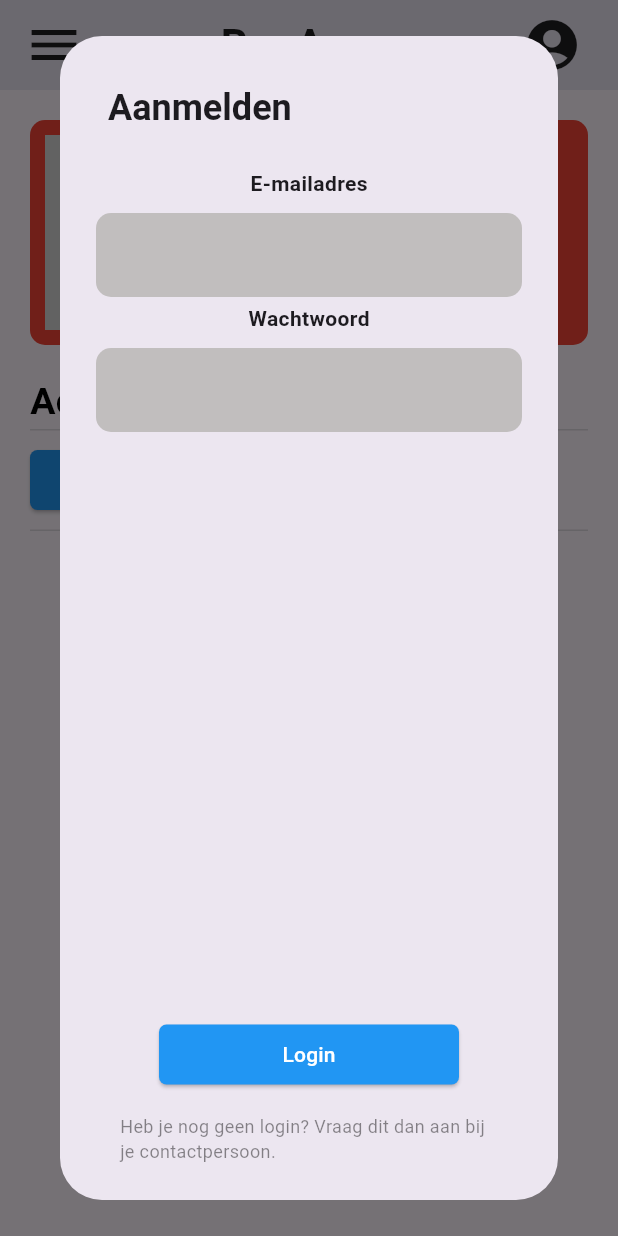
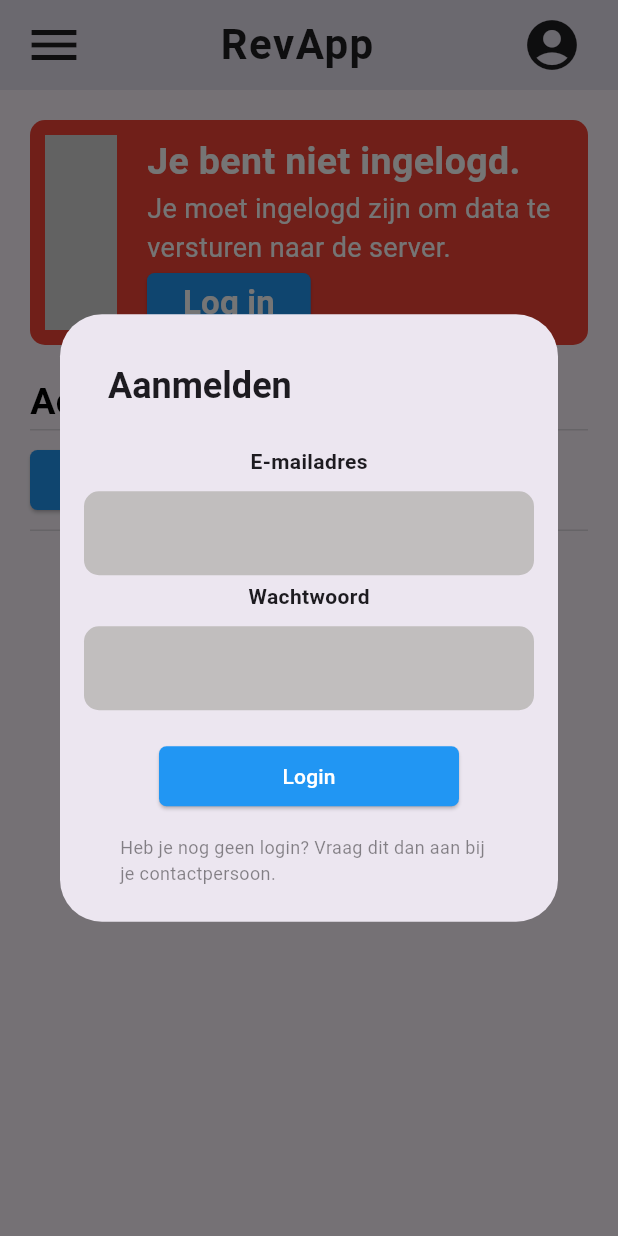
Before and after one commit to Thomas-More-Digital-Innovation/2324-MOBI-012-Monitoringapplicatie-Mobile-App, a Flutter app: the screen it shows after launch, after a tap on "Log in", on a phone screen of 412 x 824 dp. Run offline on Flutter 3.47's test engine with Material 3 defaults, Android fonts, the phone set to English and light mode, and no system bars; our stand-ins replace cloud_firestore, firebase_auth, firebase_core; missing offline and left inert: iconify_flutter; accounts and stored records are empty.

Commit message:
Refactor openLogin content padding

```diff
--- a/code/monitoringapplicatie/lib/pages/openLogin.dart
+++ b/code/monitoringapplicatie/lib/pages/openLogin.dart
@@ -17,7 +17,7 @@ Future openLogin(BuildContext context) async {
           ),
         ),
       ),
-      content: Expanded(
+      content: SingleChildScrollView(
         child: Column(
           verticalDirection: VerticalDirection.down,
           children: [
@@ -84,6 +84,8 @@ Future openLogin(BuildContext context) async {
           ],
         ),
       ),
+      contentPadding:
+          const EdgeInsets.fromLTRB(16, 16, 16, 16), // Adjust padding as needed
       actions: [
         Padding(
           padding: const EdgeInsets.fromLTRB(16, 0, 16, 0),
```
